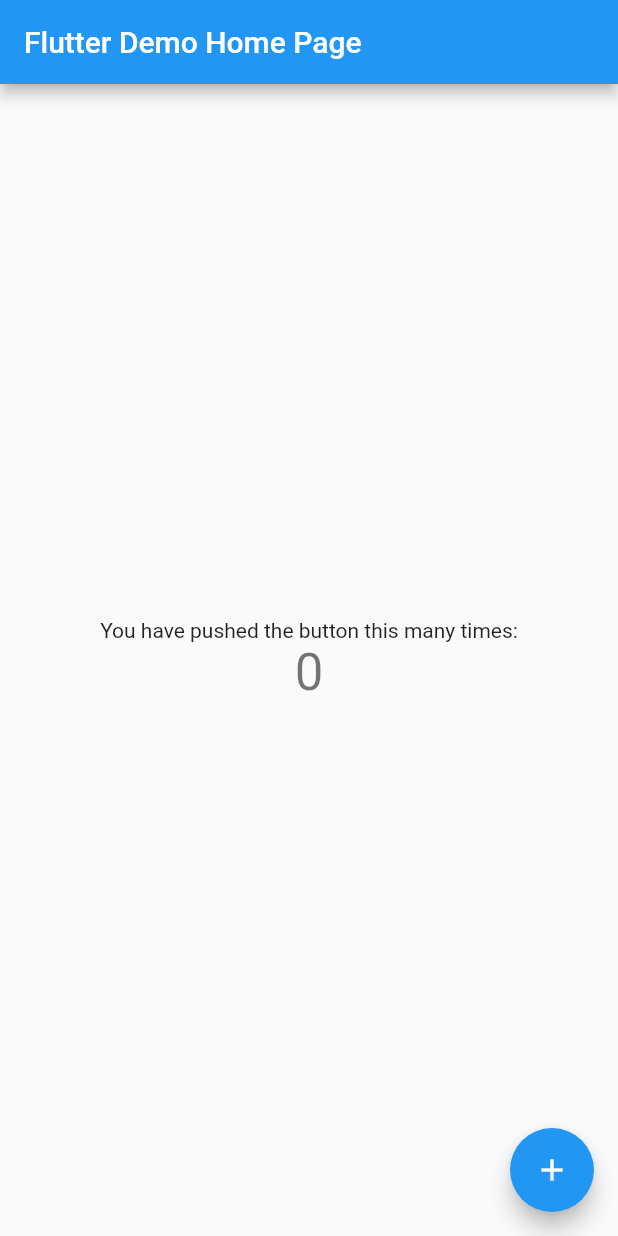
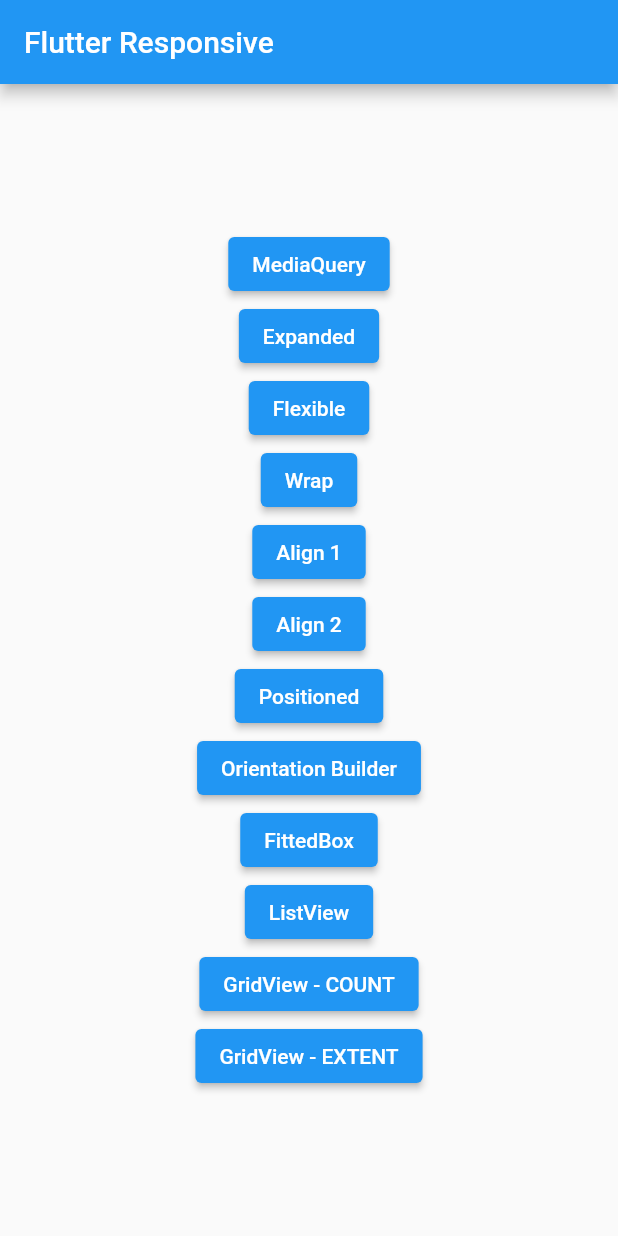
Before and after one commit to rodrigofelipejr/Flutter-Responsive, a Flutter app: the screen it shows after launch, on a phone screen of 412 x 824 dp. Run offline on Flutter 3.47's test engine with Material 2 defaults, Android fonts, the phone set to English and light mode, and no system bars; our stand-ins replace device_preview.

Commit message:
Conceitos básicos

```diff
--- a/flutter_app/lib/main.dart
+++ b/flutter_app/lib/main.dart
@@ -1,5 +1,18 @@
 import 'package:device_preview/device_preview.dart';
 import 'package:flutter/material.dart';
+import 'package:flutter_app/pages/page_1.dart';
+import 'package:flutter_app/pages/page_10.dart';
+import 'package:flutter_app/pages/page_11.dart';
+import 'package:flutter_app/pages/page_12.dart';
+import 'package:flutter_app/pages/page_2.dart';
+import 'package:flutter_app/pages/page_3.dart';
+import 'package:flutter_app/pages/page_4.dart';
+import 'package:flutter_app/pages/page_5.dart';
+import 'package:flutter_app/pages/page_6.dart';
+import 'package:flutter_app/pages/page_7.dart';
+import 'package:flutter_app/pages/page_8.dart';
+import 'package:flutter_app/pages/page_9.dart';
+import 'package:flutter_app/widgets/elevated_button_widget.dart';
 
 void main() => runApp(DevicePreview(
       builder: (context) => MyApp(),
@@ -14,7 +27,7 @@ class MyApp extends StatelessWidget {
       theme: ThemeData(
         primarySwatch: Colors.blue,
       ),
-      home: MyHomePage(title: 'Flutter Demo Home Page'),
+      home: MyHomePage(title: 'Flutter Responsive'),
       builder: DevicePreview.appBuilder,
       locale: DevicePreview.locale(context),
     );
@@ -31,14 +44,6 @@ class MyHomePage extends StatefulWidget {
 }
 
 class _MyHomePageState extends State<MyHomePage> {
-  int _counter = 0;
-
-  void _incrementCounter() {
-    setState(() {
-      _counter++;
-    });
-  }
-
   @override
   Widget build(BuildContext context) {
     return Scaffold(
@@ -48,22 +53,58 @@ class _MyHomePageState extends State<MyHomePage> {
       body: Center(
         child: Column(
           mainAxisAlignment: MainAxisAlignment.center,
-          children: <Widget>[
-            Text(
-              'You have pushed the button this many times:',
+          children: [
+            ElevatedButtonWidget(
+              label: "MediaQuery",
+              widget: Page1(),
             ),
-            Text(
-              '$_counter',
-              style: Theme.of(context).textTheme.headline4,
+            ElevatedButtonWidget(
+              label: "Expanded",
+              widget: Page2(),
+            ),
+            ElevatedButtonWidget(
+              label: "Flexible",
+              widget: Page3(),
+            ),
+            ElevatedButtonWidget(
+              label: "Wrap",
+              widget: Page4(),
+            ),
+            ElevatedButtonWidget(
+              label: "Align 1",
+              widget: Page5(),
+            ),
+            ElevatedButtonWidget(
+              label: "Align 2",
+              widget: Page6(),
+            ),
+            ElevatedButtonWidget(
+              label: "Positioned",
+              widget: Page7(),
+            ),
+            ElevatedButtonWidget(
+              label: "Orientation Builder",
+              widget: Page8(),
+            ),
+            ElevatedButtonWidget(
+              label: "FittedBox",
+              widget: Page9(),
+            ),
+            ElevatedButtonWidget(
+              label: "ListView",
+              widget: Page10(),
+            ),
+            ElevatedButtonWidget(
+              label: "GridView - COUNT",
+              widget: Page11(),
+            ),
+            ElevatedButtonWidget(
+              label: "GridView - EXTENT",
+              widget: Page12(),
             ),
           ],
         ),
       ),
-      floatingActionButton: FloatingActionButton(
-        onPressed: _incrementCounter,
-        tooltip: 'Increment',
-        child: Icon(Icons.add),
-      ),
     );
   }
 }
--- /dev/null
+++ b/flutter_app/lib/pages/page_6.dart
@@ -0,0 +1,34 @@
+import 'package:flutter/material.dart';
+import 'package:flutter_app/widgets/square_widget.dart';
+
+class Page6 extends StatelessWidget {
+  @override
+  Widget build(BuildContext context) {
+    return Scaffold(
+      backgroundColor: Colors.black,
+      appBar: AppBar(
+        title: Text("Align 2"),
+      ),
+      body: Container(
+        height: MediaQuery.of(context).size.height,
+        width: MediaQuery.of(context).size.width,
+        child: Stack(
+          children: [
+            Align(
+              alignment: Alignment(-1, -1),
+              child: SquareWidget(color: Colors.red),
+            ),
+            Align(
+              alignment: Alignment(0, 0),
+              child: SquareWidget(color: Colors.orange),
+            ),
+            Align(
+              alignment: Alignment(0.75, 0.75),
+              child: SquareWidget(color: Colors.purple),
+            ),
+          ],
+        ),
+      ),
+    );
+  }
+}
--- /dev/null
+++ b/flutter_app/lib/widgets/elevated_button_widget.dart
@@ -0,0 +1,21 @@
+import 'package:flutter/material.dart';
+
+class ElevatedButtonWidget extends StatelessWidget {
+  final String label;
+  final Widget widget;
+
+  const ElevatedButtonWidget({Key key, this.label, this.widget}) : super(key: key);
+
+  @override
+  Widget build(BuildContext context) {
+    return ElevatedButton(
+      child: Text(label),
+      onPressed: () {
+        Navigator.push(
+          context,
+          MaterialPageRoute(builder: (context) => widget),
+        );
+      },
+    );
+  }
+}
--- a/flutter_app/pubspec.yaml
+++ b/flutter_app/pubspec.yaml
@@ -14,3 +14,5 @@ dev_dependencies:
     sdk: flutter
 flutter:
   uses-material-design: true
+  assets:
+    - assets/images/
```
Also changed, not shown: flutter_app/lib/pages/page_1.dart (added, +24 -0 lines), flutter_app/lib/pages/page_10.dart (added, +32 -0 lines), flutter_app/lib/pages/page_11.dart (added, +28 -0 lines), flutter_app/lib/pages/page_12.dart (added, +28 -0 lines), flutter_app/lib/pages/page_2.dart (added, +44 -0 lines), flutter_app/lib/pages/page_3.dart (added, +38 -0 lines), flutter_app/lib/pages/page_4.dart (added, +29 -0 lines), flutter_app/lib/pages/page_5.dart (added, +40 -0 lines), flutter_app/lib/pages/page_7.dart (added, +33 -0 lines), flutter_app/lib/pages/page_8.dart (added, +30 -0 lines), flutter_app/lib/pages/page_9.dart (added, +32 -0 lines), flutter_app/lib/widgets/square_widget.dart (added, +26 -0 lines), flutter_app/assets/images/nature.jpg (added), 1 other file.
